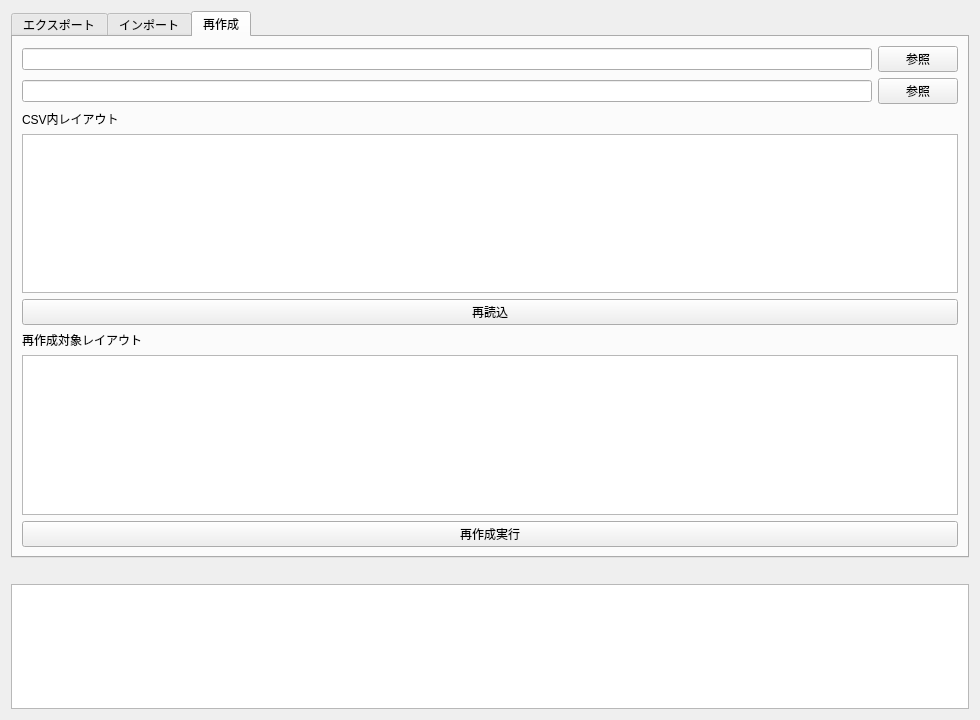
The window that ui/main_dialog.ui (zaknak/QGIS-Layout-Labo) describes before a commit, drawn with Qt 5.
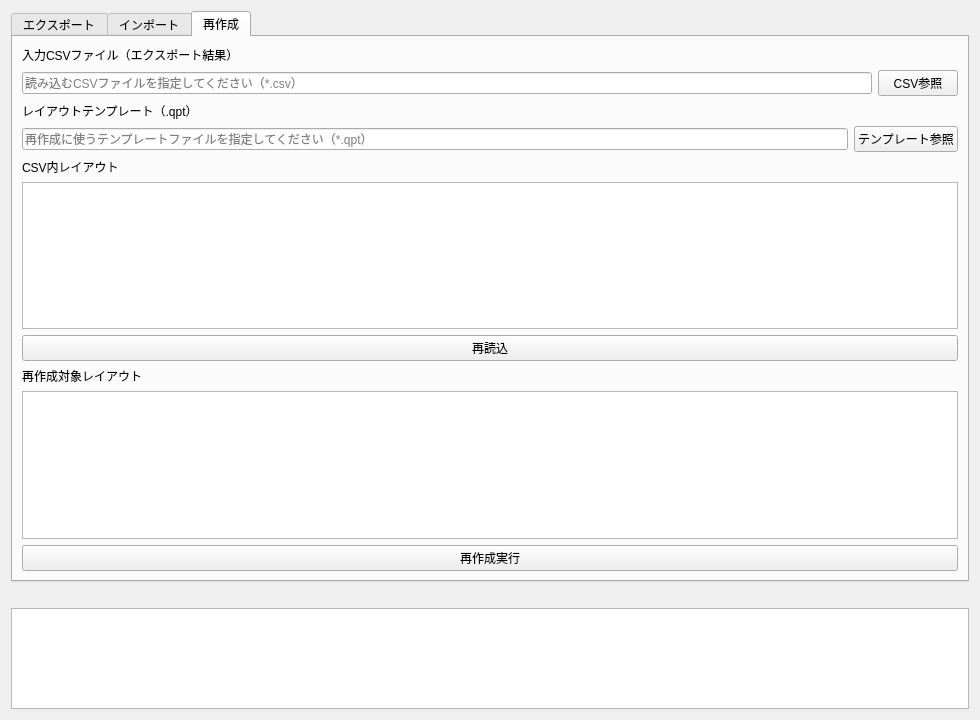
The same window after the commit. The open tabs and pages were chosen to show the change.

Commit message: Clarify UI file fields

```diff
--- a/ui/main_dialog.ui
+++ b/ui/main_dialog.ui
@@ -45,16 +45,18 @@
      <widget class="QWidget" name="tabRebuild">
       <attribute name="title"><string>再作成</string></attribute>
       <layout class="QVBoxLayout" name="verticalLayoutRebuild">
+       <item><widget class="QLabel" name="labelRebuildCsvPath"><property name="text"><string>入力CSVファイル（エクスポート結果）</string></property></widget></item>
        <item>
         <layout class="QHBoxLayout" name="horizontalLayoutRebuildCsv">
-         <item><widget class="QLineEdit" name="lineEditRebuildCsv"/></item>
-         <item><widget class="QPushButton" name="btnRebuildCsvBrowse"><property name="text"><string>参照</string></property></widget></item>
+         <item><widget class="QLineEdit" name="lineEditRebuildCsv"><property name="placeholderText"><string>読み込むCSVファイルを指定してください（*.csv）</string></property></widget></item>
+         <item><widget class="QPushButton" name="btnRebuildCsvBrowse"><property name="text"><string>CSV参照</string></property></widget></item>
         </layout>
        </item>
+       <item><widget class="QLabel" name="labelTemplatePath"><property name="text"><string>レイアウトテンプレート（.qpt）</string></property></widget></item>
        <item>
         <layout class="QHBoxLayout" name="horizontalLayoutTemplate">
-         <item><widget class="QLineEdit" name="lineEditTemplate"/></item>
-         <item><widget class="QPushButton" name="btnTemplateBrowse"><property name="text"><string>参照</string></property></widget></item>
+         <item><widget class="QLineEdit" name="lineEditTemplate"><property name="placeholderText"><string>再作成に使うテンプレートファイルを指定してください（*.qpt）</string></property></widget></item>
+         <item><widget class="QPushButton" name="btnTemplateBrowse"><property name="text"><string>テンプレート参照</string></property></widget></item>
         </layout>
        </item>
        <item><widget class="QLabel" name="labelRebuildCsvLayouts"><property name="text"><string>CSV内レイアウト</string></property></widget></item>
```
Left out of the diff: 10 changed lines with no effect on the pictures. The commit also changes 1 other file.
